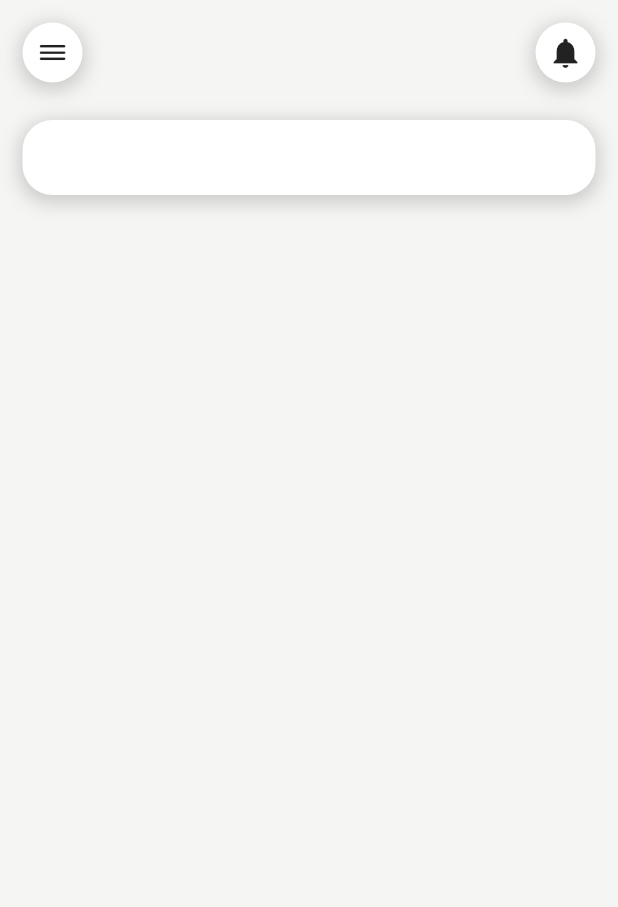
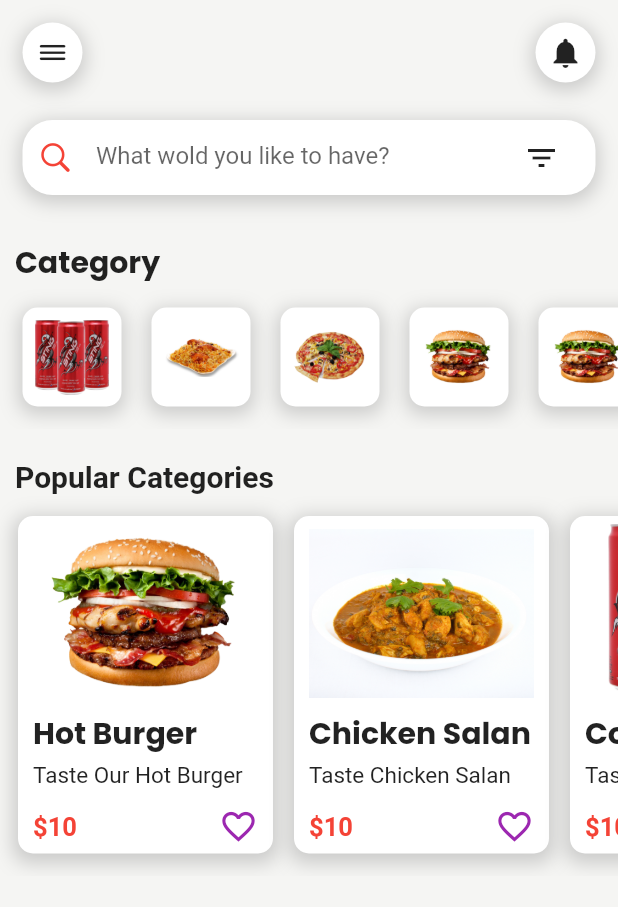
Before and after one commit to MzeroHour/Food-App-Flutter-Template, a Flutter app: the screen it shows after launch, on a phone screen of 412 x 824 dp. Shown: the top 907 px of the screen. Run offline on Flutter 3.47's test engine with Material 2 defaults, Android fonts, the phone set to English and light mode, and no system bars; Roboto replaces fonts that are missing (Popin).

Commit message:
Add Popular Item

```diff
--- a/lib/Pages/HomePage.dart
+++ b/lib/Pages/HomePage.dart
@@ -1,5 +1,8 @@
+import 'package:flutter/cupertino.dart';
 import 'package:flutter/material.dart';
 import 'package:food_app/Widgets/AppBarWidget.dart';
+import 'package:food_app/Widgets/CategoriesWidget.dart';
+import 'package:food_app/Widgets/PopularItemWidget.dart';
 
 class HomePage extends StatelessWidget {
   const HomePage({super.key});
@@ -33,8 +36,70 @@ class HomePage extends StatelessWidget {
                   ),
                 ],
               ),
+              child: Padding(
+                padding: EdgeInsets.symmetric(
+                  horizontal: 10,
+                ),
+                child: Row(
+                  children: [
+                    Icon(
+                      CupertinoIcons.search,
+                      color: Colors.red,
+                    ),
+                    Container(
+                      width: 300,
+                      height: 50,
+                      child: Padding(
+                        padding: EdgeInsets.symmetric(
+                          horizontal: 15,
+                        ),
+                        child: TextFormField(
+                          decoration: InputDecoration(
+                            hintText: "What wold you like to have?",
+                            border: InputBorder.none,
+                          ),
+                        ),
+                      ),
+                    ),
+                    Icon(Icons.filter_list),
+                  ],
+                ),
+              ),
             ),
-          )
+          ),
+          //Category
+          Padding(
+            padding: EdgeInsets.only(
+              top: 20,
+              left: 10,
+            ),
+            child: Text(
+              "Category",
+              style: TextStyle(
+                fontFamily: "Poppin",
+                fontWeight: FontWeight.bold,
+                fontSize: 20,
+              ),
+            ),
+          ),
+
+          //categories Widget
+          CategoriesWidget(),
+
+          //Popular Items
+          Padding(
+            padding: EdgeInsets.only(top: 20, left: 10),
+            child: Text(
+              "Popular Categories",
+              style: TextStyle(
+                fontWeight: FontWeight.bold,
+                fontSize: 20,
+              ),
+            ),
+          ),
+
+          //Popular Items Widget
+          PopularItemWidget(),
         ],
       ),
     );
--- /dev/null
+++ b/lib/Widgets/CategoriesWidget.dart
@@ -0,0 +1,143 @@
+import 'package:flutter/material.dart';
+
+class CategoriesWidget extends StatelessWidget {
+  const CategoriesWidget({super.key});
+
+  @override
+  Widget build(BuildContext context) {
+    return SingleChildScrollView(
+      scrollDirection: Axis.horizontal,
+      child: Padding(
+        padding: EdgeInsets.symmetric(
+          vertical: 15,
+          horizontal: 5,
+        ),
+        child: Row(
+          children: [
+            //Single Item
+            //for (int i = 0; i < 10; i++)
+            Padding(
+              padding: EdgeInsets.symmetric(horizontal: 10),
+              child: Container(
+                padding: EdgeInsets.all(8),
+                decoration: BoxDecoration(
+                    color: Colors.white,
+                    borderRadius: BorderRadius.circular(10),
+                    boxShadow: [
+                      BoxShadow(
+                        color: Colors.grey.withOpacity(0.5),
+                        spreadRadius: 2,
+                        blurRadius: 10,
+                        offset: Offset(0, 3),
+                      ),
+                    ]),
+                child: Image.asset(
+                  "images/drink.png",
+                  width: 50,
+                  height: 50,
+                ),
+              ),
+            ),
+
+            //Single Item
+            //for (int i = 0; i < 10; i++)
+            Padding(
+              padding: EdgeInsets.symmetric(horizontal: 10),
+              child: Container(
+                padding: EdgeInsets.all(8),
+                decoration: BoxDecoration(
+                    color: Colors.white,
+                    borderRadius: BorderRadius.circular(10),
+                    boxShadow: [
+                      BoxShadow(
+                        color: Colors.grey.withOpacity(0.5),
+                        spreadRadius: 2,
+                        blurRadius: 10,
+                        offset: Offset(0, 3),
+                      ),
+                    ]),
+                child: Image.asset(
+                  "images/biryani.png",
+                  width: 50,
+                  height: 50,
+                ),
+              ),
+            ),
+            //Single Item
+            //for (int i = 0; i < 10; i++)
+            Padding(
+              padding: EdgeInsets.symmetric(horizontal: 10),
+              child: Container(
+                padding: EdgeInsets.all(8),
+                decoration: BoxDecoration(
+                    color: Colors.white,
+                    borderRadius: BorderRadius.circular(10),
+                    boxShadow: [
+                      BoxShadow(
+                        color: Colors.grey.withOpacity(0.5),
+                        spreadRadius: 2,
+                        blurRadius: 10,
+                        offset: Offset(0, 3),
+                      ),
+                    ]),
+                child: Image.asset(
+                  "images/pizza.png",
+                  width: 50,
+                  height: 50,
+                ),
+              ),
+            ),
+            //Single Item
+            //for (int i = 0; i < 10; i++)
+            Padding(
+              padding: EdgeInsets.symmetric(horizontal: 10),
+              child: Container(
+                padding: EdgeInsets.all(8),
+                decoration: BoxDecoration(
+                    color: Colors.white,
+                    borderRadius: BorderRadius.circular(10),
+                    boxShadow: [
+                      BoxShadow(
+                        color: Colors.grey.withOpacity(0.5),
+                        spreadRadius: 2,
+                        blurRadius: 10,
+                        offset: Offset(0, 3),
+                      ),
+                    ]),
+                child: Image.asset(
+                  "images/burger.png",
+                  width: 50,
+                  height: 50,
+                ),
+              ),
+            ),
+            //Single Item
+            //for (int i = 0; i < 10; i++)
+            Padding(
+              padding: EdgeInsets.symmetric(horizontal: 10),
+              child: Container(
+                padding: EdgeInsets.all(8),
+                decoration: BoxDecoration(
+                    color: Colors.white,
+                    borderRadius: BorderRadius.circular(10),
+                    boxShadow: [
+                      BoxShadow(
+                        color: Colors.grey.withOpacity(0.5),
+                        spreadRadius: 2,
+                        blurRadius: 10,
+                        offset: Offset(0, 3),
+                      ),
+                    ]),
+                child: Image.asset(
+                  "images/burger.png",
+                  width: 50,
+                  height: 50,
+                ),
+              ),
+            ),
+          ],
+        ),
+      ),
+    );
+  }
+}
--- /dev/null
+++ b/lib/Widgets/PopularItemWidget.dart
@@ -0,0 +1,409 @@
+import 'package:flutter/material.dart';
+
+class PopularItemWidget extends StatelessWidget {
+  const PopularItemWidget({super.key});
+
+  @override
+  Widget build(BuildContext context) {
+    return SingleChildScrollView(
+      scrollDirection: Axis.horizontal,
+      child: Padding(
+        padding: EdgeInsets.symmetric(vertical: 15, horizontal: 5),
+        child: Row(
+          children: [
+            //Single Item
+            Padding(
+              padding: EdgeInsets.symmetric(
+                horizontal: 7,
+              ),
+              child: Container(
+                width: 170,
+                height: 225,
+                decoration: BoxDecoration(
+                    color: Colors.white,
+                    borderRadius: BorderRadius.circular(10),
+                    boxShadow: [
+                      BoxShadow(
+                        color: Colors.grey.withOpacity(0.5),
+                        spreadRadius: 3,
+                        blurRadius: 10,
+                        offset: Offset(0, 3),
+                      ),
+                    ]),
+                child: Padding(
+                  padding: EdgeInsets.symmetric(
+                    horizontal: 10,
+                  ),
+                  child: Column(
+                    crossAxisAlignment: CrossAxisAlignment.start,
+                    children: [
+                      Container(
+                        alignment: Alignment.center,
+                        child: Image.asset(
+                          "images/burger.png",
+                          height: 130,
+                        ),
+                      ),
+                      Text(
+                        "Hot Burger",
+                        style: TextStyle(
+                          fontFamily: "Poppin",
+                          fontSize: 20,
+                          fontWeight: FontWeight.bold,
+                        ),
+                      ),
+                      SizedBox(
+                        height: 4,
+                      ),
+                      Text(
+                        'Taste Our Hot Burger',
+                        style: TextStyle(
+                          fontSize: 15,
+                          //fontWeight: FontWeight.bold,
+                        ),
+                      ),
+                      SizedBox(
+                        height: 12,
+                      ),
+                      Row(
+                        mainAxisAlignment: MainAxisAlignment.spaceBetween,
+                        children: [
+                          Text(
+                            "\$10",
+                            style: TextStyle(
+                              fontSize: 17,
+                              color: Colors.red,
+                              fontWeight: FontWeight.bold,
+                            ),
+                          ),
+                          Icon(
+                            Icons.favorite_border,
+                            color: Colors.purple,
+                            size: 26,
+                          ),
+                        ],
+                      ),
+                    ],
+                  ),
+                ),
+              ),
+            ),
+
+            //single item
+            Padding(
+              padding: EdgeInsets.symmetric(
+                horizontal: 7,
+              ),
+              child: Container(
+                width: 170,
+                height: 225,
+                decoration: BoxDecoration(
+                    color: Colors.white,
+                    borderRadius: BorderRadius.circular(10),
+                    boxShadow: [
+                      BoxShadow(
+                        color: Colors.grey.withOpacity(0.5),
+                        spreadRadius: 3,
+                        blurRadius: 10,
+                        offset: Offset(0, 3),
+                      ),
+                    ]),
+                child: Padding(
+                  padding: EdgeInsets.symmetric(
+                    horizontal: 10,
+                  ),
+                  child: Column(
+                    crossAxisAlignment: CrossAxisAlignment.start,
+                    children: [
+                      Container(
+                        alignment: Alignment.center,
+                        child: Image.asset(
+                          "images/salan.png",
+                          height: 130,
+                        ),
+                      ),
+                      Text(
+                        "Chicken Salan",
+                        style: TextStyle(
+                          fontFamily: "Poppin",
+                          fontSize: 20,
+                          fontWeight: FontWeight.bold,
+                        ),
+                      ),
+                      SizedBox(
+                        height: 4,
+                      ),
+                      Text(
+                        'Taste Chicken Salan',
+                        style: TextStyle(
+                          fontSize: 15,
+                          //fontWeight: FontWeight.bold,
+                        ),
+                      ),
+                      SizedBox(
+                        height: 12,
+                      ),
+                      Row(
+                        mainAxisAlignment: MainAxisAlignment.spaceBetween,
+                        children: [
+                          Text(
+                            "\$10",
+                            style: TextStyle(
+                              fontSize: 17,
+                              color: Colors.red,
+                              fontWeight: FontWeight.bold,
+                            ),
+                          ),
+                          Icon(
+                            Icons.favorite_border,
+                            color: Colors.purple,
+                            size: 26,
+                          ),
+                        ],
+                      ),
+                    ],
+                  ),
+                ),
+              ),
+            ),
+
+            //single item
+            Padding(
+              padding: EdgeInsets.symmetric(
+                horizontal: 7,
+              ),
+              child: Container(
+                width: 170,
+                height: 225,
+                decoration: BoxDecoration(
+                    color: Colors.white,
+                    borderRadius: BorderRadius.circular(10),
+                    boxShadow: [
+                      BoxShadow(
+                        color: Colors.grey.withOpacity(0.5),
+                        spreadRadius: 3,
+                        blurRadius: 10,
+                        offset: Offset(0, 3),
+                      ),
+                    ]),
+                child: Padding(
+                  padding: EdgeInsets.symmetric(
+                    horizontal: 10,
+                  ),
+                  child: Column(
+                    crossAxisAlignment: CrossAxisAlignment.start,
+                    children: [
+                      Container(
+                        alignment: Alignment.center,
+                        padding: EdgeInsets.all(5),
+                        child: Image.asset(
+                          "images/drink.png",
+                          height: 120,
+                        ),
+                      ),
+                      Text(
+                        "Cold Drink",
+                        style: TextStyle(
+                          fontFamily: "Poppin",
+                          fontSize: 20,
+                          fontWeight: FontWeight.bold,
+                        ),
+                      ),
+                      SizedBox(
+                        height: 4,
+                      ),
+                      Text(
+                        'Taste Cold Drink',
+                        style: TextStyle(
+                          fontSize: 15,
+                          //fontWeight: FontWeight.bold,
+                        ),
+                      ),
+                      SizedBox(
+                        height: 12,
+                      ),
+                      Row(
+                        mainAxisAlignment: MainAxisAlignment.spaceBetween,
+                        children: [
+                          Text(
+                            "\$10",
+                            style: TextStyle(
+                              fontSize: 17,
+                              color: Colors.red,
+                              fontWeight: FontWeight.bold,
+                            ),
+                          ),
+                          Icon(
+                            Icons.favorite_border,
+                            color: Colors.purple,
+                            size: 26,
+                          ),
+                        ],
+                      ),
+                    ],
+                  ),
+                ),
+              ),
+            ),
+
+            //Single Item
+            Padding(
+              padding: EdgeInsets.symmetric(
+                horizontal: 7,
+              ),
+              child: Container(
+                width: 170,
+                height: 225,
+                decoration: BoxDecoration(
+                    color: Colors.white,
+                    borderRadius: BorderRadius.circular(10),
+                    boxShadow: [
+                      BoxShadow(
+                        color: Colors.grey.withOpacity(0.5),
+                        spreadRadius: 3,
+                        blurRadius: 10,
+                        offset: Offset(0, 3),
+                      ),
+                    ]),
+                child: Padding(
+                  padding: EdgeInsets.symmetric(
+                    horizontal: 10,
+                  ),
+                  child: Column(
+                    crossAxisAlignment: CrossAxisAlignment.start,
+                    children: [
+                      Container(
+                        alignment: Alignment.center,
+                        child: Image.asset(
+                          "images/pizza.png",
+                          height: 130,
+                        ),
+                      ),
+                      Text(
+                        "Hot Pizza",
+                        style: TextStyle(
+                          fontFamily: "Poppin",
+                          fontSize: 20,
+                          fontWeight: FontWeight.bold,
+                        ),
+                      ),
+                      SizedBox(
+                        height: 4,
+                      ),
+                      Text(
+                        'Taste Our Hot Pizza',
+                        style: TextStyle(
+                          fontSize: 15,
+                          //fontWeight: FontWeight.bold,
+                        ),
+                      ),
+                      SizedBox(
+                        height: 12,
+                      ),
+                      Row(
+                        mainAxisAlignment: MainAxisAlignment.spaceBetween,
+                        children: [
+                          Text(
+                            "\$10",
+                            style: TextStyle(
+                              fontSize: 17,
+                              color: Colors.red,
+                              fontWeight: FontWeight.bold,
+                            ),
+                          ),
+                          Icon(
+                            Icons.favorite_border,
+                            color: Colors.purple,
+                            size: 26,
+                          ),
+                        ],
+                      ),
+                    ],
+                  ),
+                ),
+              ),
+            ),
+
+            //Single Item
+            Padding(
+              padding: EdgeInsets.symmetric(
+                horizontal: 7,
+              ),
+              child: Container(
+                width: 170,
+                height: 225,
+                decoration: BoxDecoration(
+                    color: Colors.white,
+                    borderRadius: BorderRadius.circular(10),
+                    boxShadow: [
+                      BoxShadow(
+                        color: Colors.grey.withOpacity(0.5),
+                        spreadRadius: 3,
+                        blurRadius: 10,
+                        offset: Offset(0, 3),
+                      ),
+                    ]),
+                child: Padding(
+                  padding: EdgeInsets.symmetric(
+                    horizontal: 10,
+                  ),
+                  child: Column(
+                    crossAxisAlignment: CrossAxisAlignment.start,
+                    children: [
+                      Container(
+                        alignment: Alignment.center,
+                        child: Image.asset(
+                          "images/biryani.png",
+                          height: 130,
+                        ),
+                      ),
+                      Text(
+                        "Chicken Biryani",
+                        style: TextStyle(
+                          fontFamily: "Poppin",
+                          fontSize: 20,
+                          fontWeight: FontWeight.bold,
+                        ),
+                      ),
+                      SizedBox(
+                        height: 4,
+                      ),
+                      Text(
+                        'Taste Chicken Biryani',
+                        style: TextStyle(
+                          fontSize: 15,
+                          //fontWeight: FontWeight.bold,
+                        ),
+                      ),
+                      SizedBox(
+                        height: 12,
+                      ),
+                      Row(
+                        mainAxisAlignment: MainAxisAlignment.spaceBetween,
+                        children: [
+                          Text(
+                            "\$10",
+                            style: TextStyle(
+                              fontSize: 17,
+                              color: Colors.red,
+                              fontWeight: FontWeight.bold,
+                            ),
+                          ),
+                          Icon(
+                            Icons.favorite_border,
+                            color: Colors.purple,
+                            size: 26,
+                          ),
+                        ],
+                      ),
+                    ],
+                  ),
+                ),
+              ),
+            ),
+          ],
+        ),
+      ),
+    );
+  }
+}
--- a/lib/main.dart
+++ b/lib/main.dart
@@ -15,6 +15,7 @@ class MyApp extends StatelessWidget {
       debugShowCheckedModeBanner: false,
       theme: ThemeData(
         scaffoldBackgroundColor: Color(0xFFF5F5F3),
+        fontFamily: "Popin",
       ),
       routes: {
         "/": (context) => HomePage(),
```
Also changed, not shown: pubspec.yaml (+9 -8 lines), fonts/Poppins-Bold.ttf (added), fonts/Poppins-Italic.ttf (added), fonts/Poppins-Regular.ttf (added).
